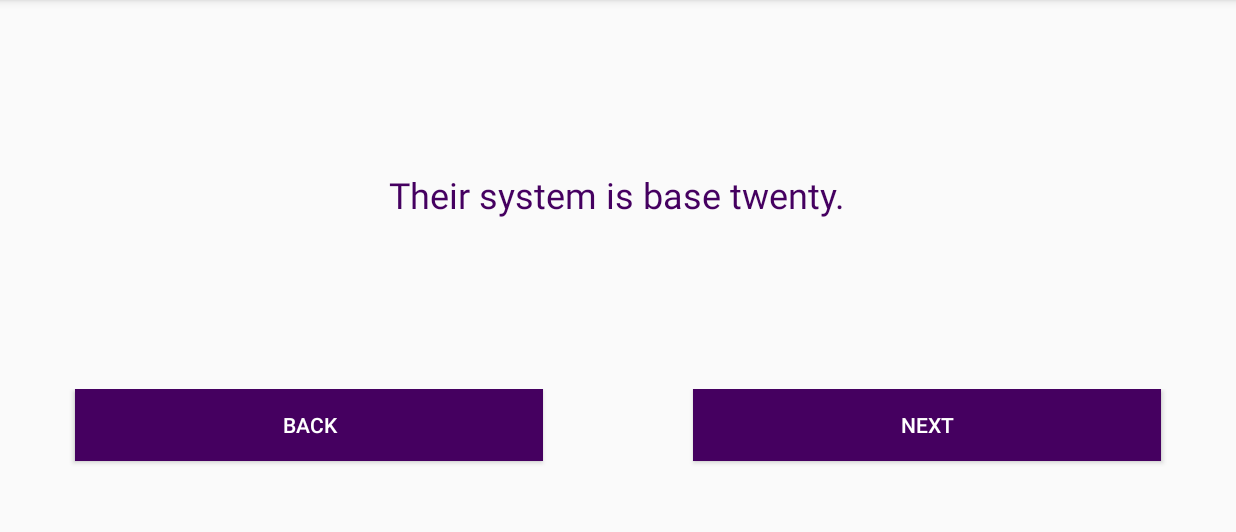
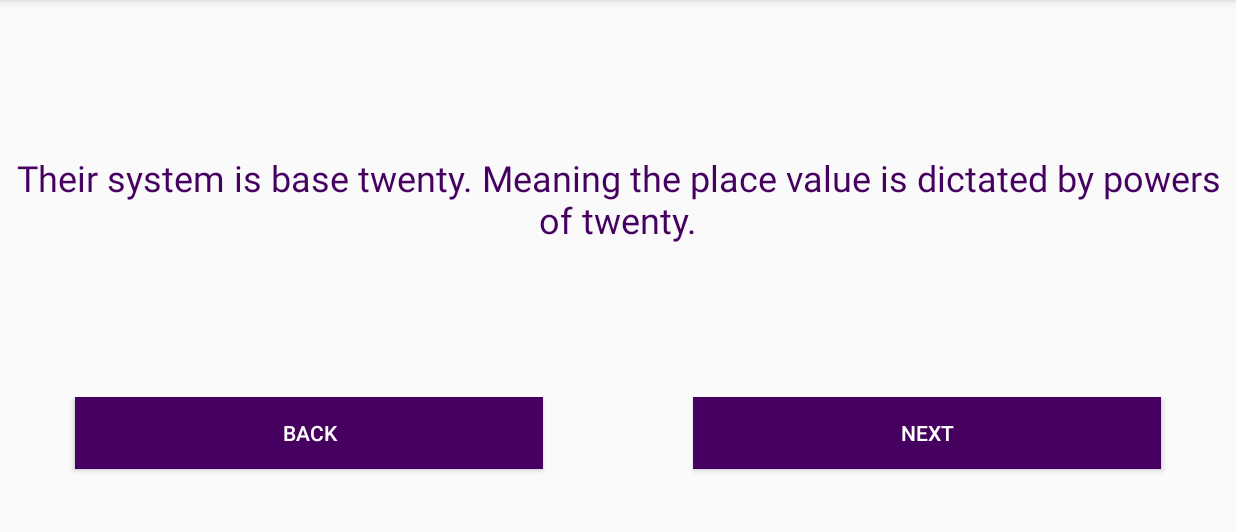
Before and after one commit to TomEddy/AncientNumbers, an Android app: the screen it shows after launch (MainActivity), after a tap on "NEXT", on a phone screen of 824 x 412 dp (held sideways), the part 72-604 px from its top. Run offline under Robolectric (Android 15) with nearby library versions, the phone set to English and light mode, and no system bars; 1 other tap on this screen came first.

Commit message:
Day 12
Added help text for all number systems. Roman help text needs improving.
Adding photo examples could help the overall clarity.

```diff
--- a/app/src/main/java/ancientnumbers/eddytom/com/ancientnumbers/MainActivity.java
+++ b/app/src/main/java/ancientnumbers/eddytom/com/ancientnumbers/MainActivity.java
@@ -33,7 +33,10 @@ public class MainActivity extends AppCompatActivity {
     ImageView er411, er412,er413,er421,er422,er423,er431,er432,er433;
     ImageView bab1,bab10,bab1_2,bab10_2,bab1_3,bab10_3,bab1_4,bab10_4;
     ArrayList<ImageView> mayan_nodeList, mayan_zeroList, egypt_nodeList, bab_nodelist;
-    String[] mayan_help = new String[3];
+    String[] mayan_help = new String[6];
+    String[] roman_help = new String[3];
+    String[] bab_help = new String[3];
+    String[] egypt_help = new String[3];
     EditText input;
     TextView civ_detail, help_view;
     Roman_Converter r;
@@ -62,12 +65,29 @@ public class MainActivity extends AppCompatActivity {
 
 
         //Creating help Strings
+        //Place this in its own class. Make a array of string[] and pass back reflecting current_conv
+        // Create webrowser button usable on final note slide taking user to further help online.
         back = findViewById(R.id.back);
         next = findViewById(R.id.next);
         help_view = findViewById(R.id.expl_view);
-        mayan_help[0] = "Each dot represents one. Each bar represents five.";
-        mayan_help[1] = "Their system is base twenty.";
-        mayan_help[2] = "Something Relevant";
+        mayan_help[0] = "Each dot represents one. Each bar represents five. Each empty shell represents zero.";
+        mayan_help[1] = "Their system is base twenty. Meaning the place value is dictated by powers of twenty.";
+        mayan_help[2] = "For numbers one through nineteen they are simply represented with the corresponding bars and dots.";
+        mayan_help[3] = "Once a number exceeds twenty bars and dots are placed in higher categories representing the incrementing powers of twenty.";
+        mayan_help[4] = "For example with a number between 20 and 399, bars and dots representing 100 and 20 respectively make up the majority of the number. The remainder will be 19 or less by construction. ";
+        mayan_help[5] = "The collection of dots and bars representing higher powers of twenty are always placed above the rest.";
+
+        bab_help[0] = "One through nine are represented with stacked triangles. Tens (ten,twenty, thirty up to fifty) are represented by sideways larger triangles.";
+        bab_help[1] = "Their system is base sixty. Meaning the place value is dictated by powers of sixty.";
+        bab_help[2] = "Once a number exceeds sixty triangles are placed in categories further to the left representing the incrementing powers of sixty.";
+
+        egypt_help[0] = "The ancient egyptian numeral system is much closer to what we are used to today.";
+        egypt_help[1] = "Their system is base ten identical to our own. Ones, tens, hundreds and so on each have a corresponding symbol.";
+        egypt_help[2] = "A number is broken down into its powers of ten and constructed with the highest value symbols on the left.";
+
+        roman_help[0] = "Ancient romans used roman numerals. I being one. II being two.";
+        roman_help[1] = "Their system horrible.";
+        roman_help[2] = "Something Relevant";
 
         //Outputs
         //Mayan Output
@@ -292,7 +312,7 @@ public class MainActivity extends AppCompatActivity {
             @Override
             //Probably should limit to one click or do a warning.
             public void onClick(View view) {
-                Intent browInt;
+                //Intent browInt;
                 if (current_conv == 1) {
                     //browInt = new Intent(Intent.ACTION_VIEW, Uri.parse("https://courses.lumenlearning.com/waymakermath4libarts/chapter/the-mayan-numeral-system/"));
                     //startActivity(browInt);
@@ -302,18 +322,27 @@ public class MainActivity extends AppCompatActivity {
                 }
 
                 if (current_conv == 2) {
-                    browInt = new Intent(Intent.ACTION_VIEW, Uri.parse("https://www.britannica.com/topic/Roman-numeral"));
-                    startActivity(browInt);
+                    main_lay.setVisibility(View.GONE);
+                    help_lay.setVisibility(View.VISIBLE);
+                    help_view.setText(roman_help[0]);
+                   // browInt = new Intent(Intent.ACTION_VIEW, Uri.parse("https://www.britannica.com/topic/Roman-numeral"));
+                   // startActivity(browInt);
                 }
 
                 if(current_conv == 3){
-                    browInt = new Intent(Intent.ACTION_VIEW, Uri.parse("https://discoveringegypt.com/egyptian-hieroglyphic-writing/egyptian-mathematics-numbers-hieroglyphs/"));
-                    startActivity(browInt);
+                    main_lay.setVisibility(View.GONE);
+                    help_lay.setVisibility(View.VISIBLE);
+                    help_view.setText(egypt_help[0]);
+                   // browInt = new Intent(Intent.ACTION_VIEW, Uri.parse("https://discoveringegypt.com/egyptian-hieroglyphic-writing/egyptian-mathematics-numbers-hieroglyphs/"));
+                    //startActivity(browInt);
                 }
 
                 if(current_conv == 4){
-                    browInt = new Intent(Intent.ACTION_VIEW, Uri.parse("http://www-history.mcs.st-and.ac.uk/HistTopics/Babylonian_numerals.html"));
-                    startActivity(browInt);
+                    main_lay.setVisibility(View.GONE);
+                    help_lay.setVisibility(View.VISIBLE);
+                    help_view.setText(bab_help[0]);
+                   // browInt = new Intent(Intent.ACTION_VIEW, Uri.parse("http://www-history.mcs.st-and.ac.uk/HistTopics/Babylonian_numerals.html"));
+                    //startActivity(browInt);
                 }
                 }
             });
@@ -323,24 +352,21 @@ public class MainActivity extends AppCompatActivity {
             @Override
             //Probably should limit to one click or do a warning.
             public void onClick(View view) {
-                if (current_conv == 1) {
-                   if(help_counter > 0){
-                       help_counter--;
-                       help_view.setText(mayan_help[help_counter]);
-                       next.setText("NEXT");
-                   }
-                }
-
-                if (current_conv == 2) {
-
-                }
-
-                if(current_conv == 3){
-
-                }
-
-                if(current_conv == 4){
-
+                if (help_counter > 0) {
+                    help_counter--;
+                    next.setText("NEXT");
+                    if (current_conv == 1) {
+                        help_view.setText(mayan_help[help_counter]);
+                    }
+                    if (current_conv == 2) {
+                        help_view.setText(roman_help[help_counter]);
+                    }
+                    if (current_conv == 3) {
+                        help_view.setText(egypt_help[help_counter]);
+                    }
+                    if (current_conv == 4) {
+                        help_view.setText(bab_help[help_counter]);
+                    }
                 }
             }
         });
@@ -349,31 +375,39 @@ public class MainActivity extends AppCompatActivity {
             @Override
             //Probably should limit to one click or do a warning.
             public void onClick(View view) {
+                int length = 0;
+                String[] current = null;
                 if (current_conv == 1) {
-                    if(help_counter == mayan_help.length-2){
-                        next.setText("FINISH");
-                    }
-                    if(help_counter < mayan_help.length-1){
-                        help_counter++;
-                        help_view.setText(mayan_help[help_counter]);
-                    }else{
-                        help_counter = 0;
-                        next.setText("NEXT");
-                        main_lay.setVisibility(View.VISIBLE);
-                        help_lay.setVisibility(View.GONE);
-                    }
+                    length = mayan_help.length;
+                    current = mayan_help;
                 }
 
                 if (current_conv == 2) {
-
+                    length = roman_help.length;
+                    current = roman_help;
                 }
 
                 if(current_conv == 3){
-
+                    length = egypt_help.length;
+                    current = egypt_help;
                 }
 
                 if(current_conv == 4){
+                    length = bab_help.length;
+                    current = bab_help;
+                }
 
+                if(help_counter == length-2){
+                    next.setText("FINISH");
+                }
+                if(help_counter < length-1){
+                    help_counter++;
+                    help_view.setText(current[help_counter]);
+                }else{
+                    help_counter = 0;
+                    next.setText("NEXT");
+                    main_lay.setVisibility(View.VISIBLE);
+                    help_lay.setVisibility(View.GONE);
                 }
             }
         });
```
